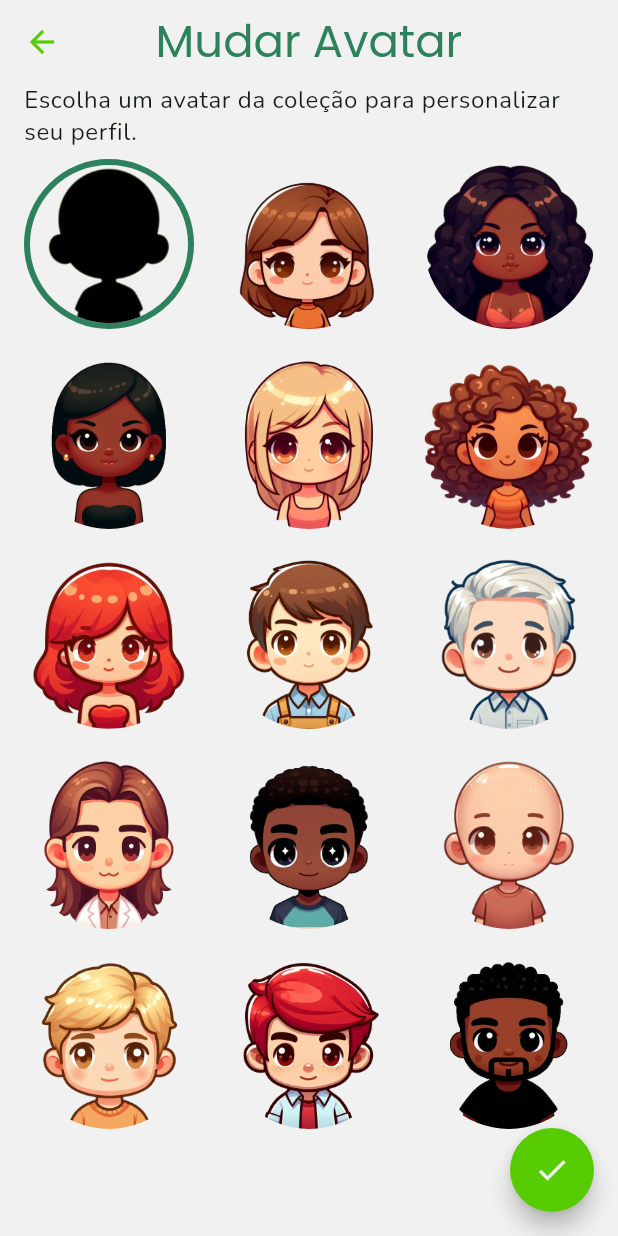
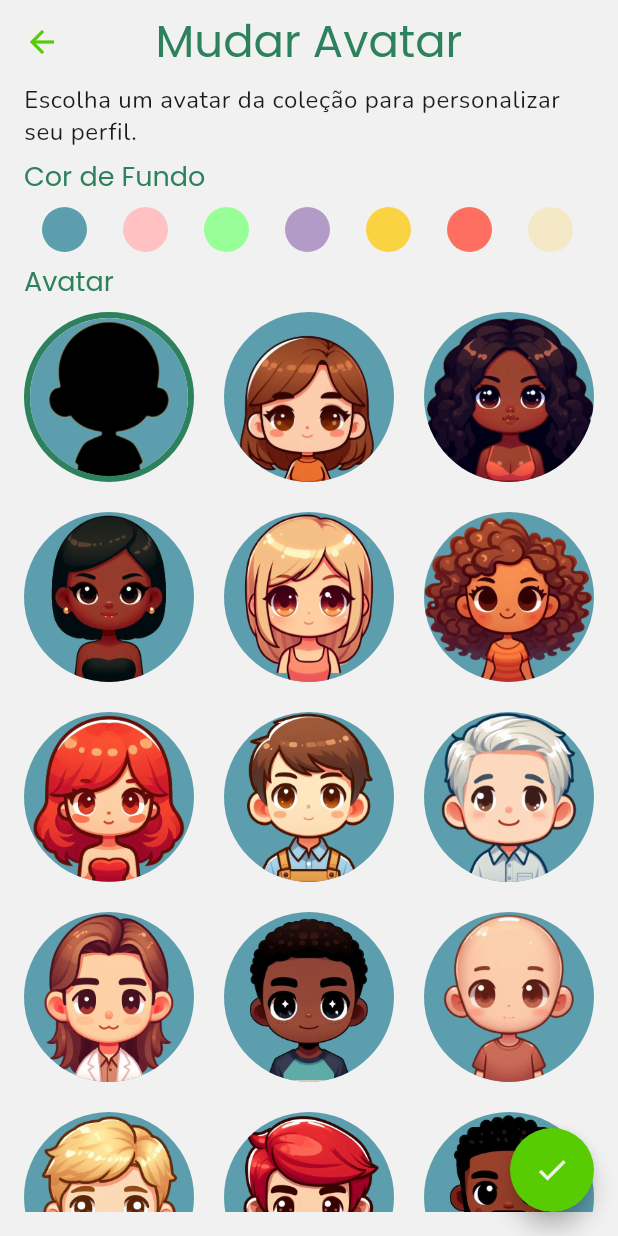
Before and after one commit to CantarinoG/flashcard-pets, a Flutter app: the screen it shows after launch, item 4 of the bottom bar chosen, after a tap on the "edit" icon, on a phone screen of 412 x 824 dp. Run offline on Flutter 3.47's test engine with Material 3 defaults, Android fonts, the phone set to English and light mode, and no system bars; our stand-ins replace flutter_svg.

Commit message:
feat: Add feature to allow custom user background color.

```diff
--- a/lib/screens/change_avatar_screen.dart
+++ b/lib/screens/change_avatar_screen.dart
@@ -7,15 +7,32 @@ import 'package:flutter/material.dart';
 import 'package:provider/provider.dart';
 
 class ChangeAvatarScreen extends StatelessWidget {
-  const ChangeAvatarScreen({super.key});
+  final List<int> _availableColors = [
+    0xFF5C9EAD,
+    0xFFFFC1C1,
+    0xFF98FF98,
+    0xFFB39BC8,
+    0xFFF9D342,
+    0xFFFF6F61,
+    0xFFF5E8C7,
+    0xFFB0BEC5,
+  ];
+  ChangeAvatarScreen({super.key});
 
   void _confirm(BuildContext context) {
     Navigator.of(context).pop();
   }
 
+  void _changeBgColor() {
+    //...
+  }
+
   @override
   Widget build(BuildContext context) {
     final TextStyle? body = Theme.of(context).textTheme.bodySmall;
+    final TextStyle? h3 = Theme.of(context).textTheme.headlineSmall;
+
+    final Color secondary = Theme.of(context).colorScheme.secondary;
 
     final Map<int, String> avatars =
         Provider.of<IDataProvider<String>>(context).retrieveData();
@@ -29,6 +46,55 @@ class ChangeAvatarScreen extends StatelessWidget {
             Text(
               "Escolha um avatar da coleção para personalizar seu perfil.",
               style: body,
+            ),
+            const SizedBox(
+              height: 8,
+            ),
+            SizedBox(
+              width: double.infinity,
+              child: Text(
+                "Cor de Fundo",
+                style: h3?.copyWith(
+                  color: secondary,
+                ),
+              ),
+            ),
+            const SizedBox(
+              height: 8,
+            ),
+            SingleChildScrollView(
+              scrollDirection: Axis.horizontal,
+              child: Row(
+                children: _availableColors.map((int colorValue) {
+                  return InkWell(
+                    onTap: _changeBgColor,
+                    radius: 15,
+                    child: Container(
+                      margin: const EdgeInsets.symmetric(
+                        horizontal: 12,
+                      ),
+                      width: 30,
+                      height: 30,
+                      decoration: BoxDecoration(
+                        color: Color(colorValue),
+                        shape: BoxShape.circle,
+                      ),
+                    ),
+                  );
+                }).toList(),
+              ),
+            ),
+            const SizedBox(
+              height: 8,
+            ),
+            SizedBox(
+              width: double.infinity,
+              child: Text(
+                "Avatar",
+                style: h3?.copyWith(
+                  color: secondary,
+                ),
+              ),
             ),
             const SizedBox(
               height: 8,
--- a/lib/screens/self_profile_screen.dart
+++ b/lib/screens/self_profile_screen.dart
@@ -18,6 +18,7 @@ import 'package:provider/provider.dart';
 class SelfProfileScreen extends StatelessWidget {
   //Mocked data
   final int _avatarId = 9;
+  final int _colorCode = 0xFF5C9EAD;
   final String _name = "Guilherme Cantarino";
   final String _nick = "CantarinoG";
   final int _currentXp = 450;
@@ -36,7 +37,7 @@ class SelfProfileScreen extends StatelessWidget {
     Navigator.push(
       context,
       MaterialPageRoute(
-        builder: (context) => const ChangeAvatarScreen(),
+        builder: (context) => ChangeAvatarScreen(),
       ),
     );
   }
@@ -95,11 +96,17 @@ class SelfProfileScreen extends StatelessWidget {
                         SizedBox(
                           height: 200,
                           width: 200,
-                          child: ClipOval(
-                            child: Image.asset(
-                              avatarPath,
-                              fit: BoxFit
-                                  .cover, // Ensures the image fits nicely within the circular shape
+                          child: Container(
+                            decoration: BoxDecoration(
+                              color: Color(_colorCode),
+                              shape: BoxShape.circle,
+                            ),
+                            child: ClipOval(
+                              child: Image.asset(
+                                avatarPath,
+                                fit: BoxFit
+                                    .cover, // Ensures the image fits nicely within the circular shape
+                              ),
                             ),
                           ),
                         ),
--- a/lib/screens/user_profile_screen.dart
+++ b/lib/screens/user_profile_screen.dart
@@ -14,6 +14,7 @@ import 'package:provider/provider.dart';
 class UserProfileScreen extends StatelessWidget {
   //Mocked data
   final int _avatarId = 8;
+  final int _colorCode = 0xFF5C9EAD;
   final String _name = "Guilherme Cantarino";
   final String _nick = "CantarinoG";
   final int _level = 5;
@@ -63,10 +64,16 @@ class UserProfileScreen extends StatelessWidget {
                     SizedBox(
                       height: 200,
                       width: 200,
-                      child: ClipOval(
-                        child: Image.asset(
-                          avatarPath,
-                          fit: BoxFit.cover,
+                      child: Container(
+                        decoration: BoxDecoration(
+                          color: Color(_colorCode),
+                          shape: BoxShape.circle,
+                        ),
+                        child: ClipOval(
+                          child: Image.asset(
+                            avatarPath,
+                            fit: BoxFit.cover,
+                          ),
                         ),
                       ),
                     ),
--- a/lib/widgets/avatar_thumb.dart
+++ b/lib/widgets/avatar_thumb.dart
@@ -9,6 +9,7 @@ import 'package:provider/provider.dart';
 class AvatarThumb extends StatelessWidget {
   //Mocked data
   final int userAvatarId = 0;
+  final int _colorCode = 0xFF5C9EAD;
   final int avatarId;
   const AvatarThumb(this.avatarId, {super.key});
 
@@ -41,10 +42,16 @@ class AvatarThumb extends StatelessWidget {
       child: InkWell(
         borderRadius: BorderRadius.circular(60),
         onTap: _onTap,
-        child: ClipOval(
-          child: Image.asset(
-            avatarImgPath,
-            fit: BoxFit.cover,
+        child: Container(
+          decoration: BoxDecoration(
+            shape: BoxShape.circle,
+            color: Color(_colorCode),
+          ),
+          child: ClipOval(
+            child: Image.asset(
+              avatarImgPath,
+              fit: BoxFit.cover,
+            ),
           ),
         ),
       ),
--- a/lib/widgets/friend_card.dart
+++ b/lib/widgets/friend_card.dart
@@ -8,6 +8,7 @@ import 'package:provider/provider.dart';
 class FriendCard extends StatelessWidget {
   //Mocked data
   final int _avatarId = 2;
+  final int _colorCode = 0xFF5C9EAD;
   final String _name = "Guilherme Cantarino";
   final String _nick = "CantarinoG";
   final bool _canSendGift = true;
@@ -56,11 +57,17 @@ class FriendCard extends StatelessWidget {
               SizedBox(
                 height: 50,
                 width: 50,
-                child: ClipOval(
-                  child: Image.asset(
-                    avatarPath,
-                    fit: BoxFit
-                        .cover, // Ensures the image fits nicely within the circular shape
+                child: Container(
+                  decoration: BoxDecoration(
+                    color: Color(_colorCode),
+                    shape: BoxShape.circle,
+                  ),
+                  child: ClipOval(
+                    child: Image.asset(
+                      avatarPath,
+                      fit: BoxFit
+                          .cover, // Ensures the image fits nicely within the circular shape
+                    ),
                   ),
                 ),
               ),
--- a/lib/widgets/leaderboard_user_card.dart
+++ b/lib/widgets/leaderboard_user_card.dart
@@ -7,6 +7,7 @@ import 'package:provider/provider.dart';
 
 class LeaderboardUserCard extends StatelessWidget {
   //Mocked data
+  final int _colorCode = 0xFF5C9EAD;
   final int _position = 1;
   final int _avatarId = 10;
   final String _name = "Guilherme Cantarino";
@@ -73,11 +74,17 @@ class LeaderboardUserCard extends StatelessWidget {
               SizedBox(
                 height: 50,
                 width: 50,
-                child: ClipOval(
-                  child: Image.asset(
-                    avatarPath,
-                    fit: BoxFit
-                        .cover, // Ensures the image fits nicely within the circular shape
+                child: Container(
+                  decoration: BoxDecoration(
+                    color: Color(_colorCode),
+                    shape: BoxShape.circle,
+                  ),
+                  child: ClipOval(
+                    child: Image.asset(
+                      avatarPath,
+                      fit: BoxFit
+                          .cover, // Ensures the image fits nicely within the circular shape
+                    ),
                   ),
                 ),
               ),
```
